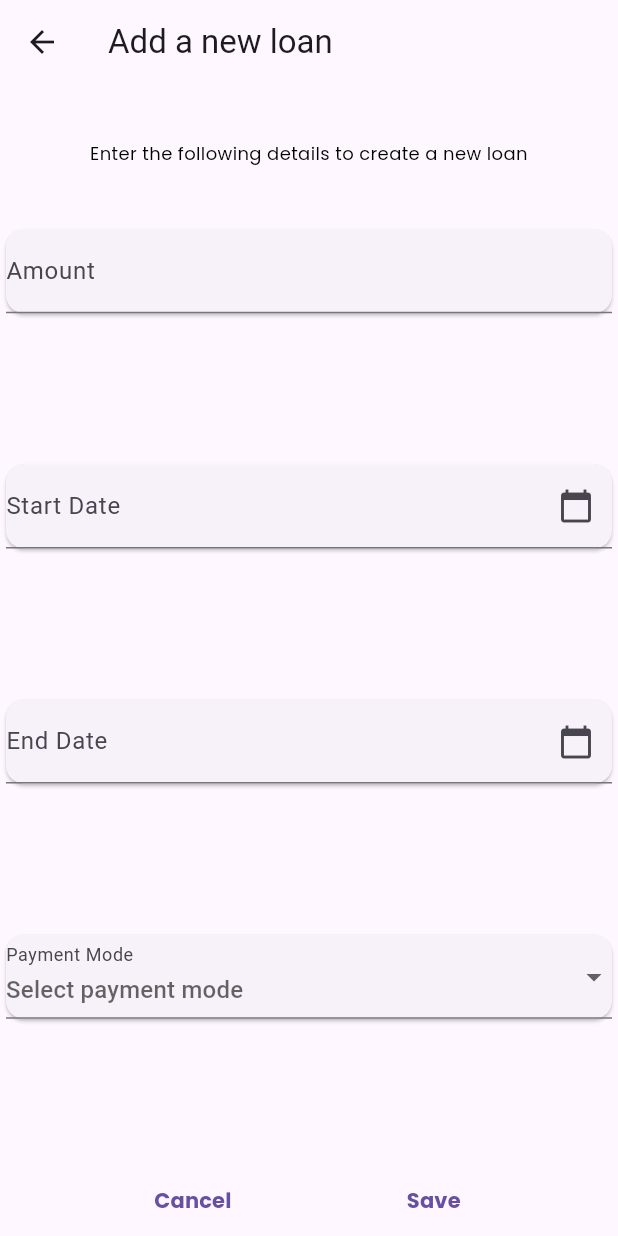
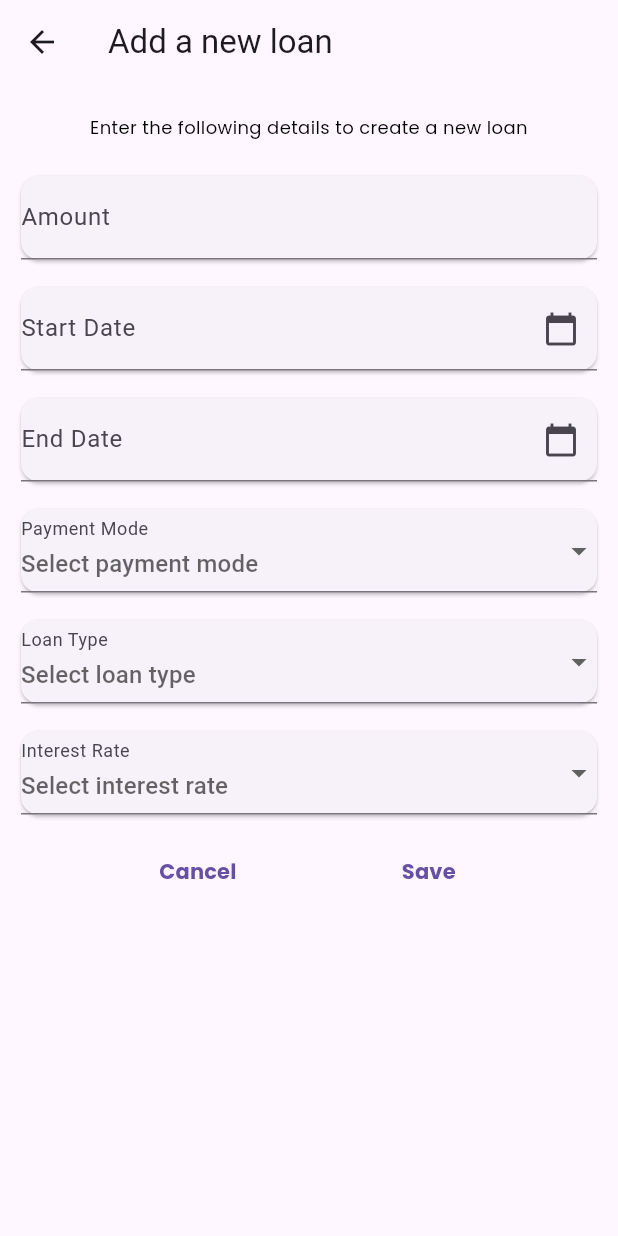
Before and after one commit to Santhosh1209/fintech, a Flutter app: the NewLoanPage screen opened directly, on a phone screen of 412 x 824 dp. Run offline on Flutter 3.47's test engine with Material 2 defaults, Android fonts, the phone set to English and light mode, and no system bars; our stand-ins replace fluttertoast, get_it, google_sign_in, logger, pin_code_fields, syncfusion_flutter_charts; missing offline and left inert: flutter_email_sender, razorpay_flutter.

Commit message:
editing bills + loan about page

```diff
--- a/lib/loan_fillup.dart
+++ b/lib/loan_fillup.dart
@@ -215,21 +215,26 @@ final TextEditingController _amountController = TextEditingController();
 final TextEditingController _startDateController = TextEditingController();
 final TextEditingController _endDateController = TextEditingController();
 String? _selectedPaymentMode;
+String? _selectedLoanType;
+String? _selectedInterestRate; // Added variable for selected interest rate
 String accessToken =
     'eyJhbGciOiJIUzI1NiIsInR5cCI6IkpXVCJ9.eyJpZCI6IjY1NjMwNDBiY2RkZjQ4NWRiYzlhNDNjYSIsImlhdCI6MTcwMDk4NzkxNSwiZXhwIjoxNzAxMjQ3MTE1fQ.PltdbntLDLvI4ItZsuW9NmcITaO3qUl8cC9YuZkkL3Q';
 
 class _NewLoanPageState extends State<NewLoanPage> {
+  List<String> _loanTypes = ['Home Loan', 'Business Loan', 'Education Loan', 'Property Loan', 'Gold Loan'];
+  List<String> _interestRates = ['5%', '8%', '10%', '12%', '15%'];
+
   @override
   Widget build(BuildContext context) {
     return Scaffold(
       appBar: AppBar(
         title: Text('Add a new loan'),
       ),
-      body: Column(
+      body: ListView(
+        padding: const EdgeInsets.all(10.0),
         children: [
-          Expanded(
-            child: Padding(
-              padding: EdgeInsets.all(10.0),
+          Padding(
+            padding: const EdgeInsets.all(10.0),
             child: Center(
               child: Text(
                 'Enter the following details to create a new loan',
@@ -243,7 +248,7 @@ class _NewLoanPageState extends State<NewLoanPage> {
               ),
             ),
           ),
-          ),
+          SizedBox(height: 10.0),
           Card(
             child: TextFormField(
               decoration: InputDecoration(
@@ -261,7 +266,7 @@ class _NewLoanPageState extends State<NewLoanPage> {
               },
             ),
           ),
-          Spacer(),
+          SizedBox(height: 10.0),
           Card(
             child: TextFormField(
               decoration: InputDecoration(
@@ -280,7 +285,7 @@ class _NewLoanPageState extends State<NewLoanPage> {
               },
             ),
           ),
-          Spacer(),
+          SizedBox(height: 10.0),
           Card(
             child: TextFormField(
               decoration: InputDecoration(
@@ -299,7 +304,7 @@ class _NewLoanPageState extends State<NewLoanPage> {
               },
             ),
           ),
-          Spacer(),
+          SizedBox(height: 10.0),
           Card(
             child: DropdownButtonFormField<String>(
               value: _selectedPaymentMode,
@@ -327,7 +332,63 @@ class _NewLoanPageState extends State<NewLoanPage> {
               }).toList(),
             ),
           ),
-          Spacer(),
+          SizedBox(height: 10.0),
+          Card(
+            child: DropdownButtonFormField<String>(
+              value: _selectedLoanType,
+              onChanged: (value) {
+                setState(() {
+                  _selectedLoanType = value;
+                });
+              },
+              decoration: InputDecoration(
+                labelText: 'Loan Type',
+                hintText: 'Select loan type',
+              ),
+              validator: (value) {
+                if (_selectedLoanType == null) {
+                  return 'Please select loan type';
+                }
+                return null;
+              },
+              items: _loanTypes
+                  .map<DropdownMenuItem<String>>((String value) {
+                return DropdownMenuItem<String>(
+                  value: value,
+                  child: Text(value),
+                );
+              }).toList(),
+            ),
+          ),
+          SizedBox(height: 10.0),
+          Card(
+            child: DropdownButtonFormField<String>(
+              value: _selectedInterestRate,
+              onChanged: (value) {
+                setState(() {
+                  _selectedInterestRate = value;
+                });
+              },
+              decoration: InputDecoration(
+                labelText: 'Interest Rate',
+                hintText: 'Select interest rate',
+              ),
+              validator: (value) {
+                if (_selectedInterestRate == null) {
+                  return 'Please select interest rate';
+                }
+                return null;
+              },
+              items: _interestRates
+                  .map<DropdownMenuItem<String>>((String value) {
+                return DropdownMenuItem<String>(
+                  value: value,
+                  child: Text(value),
+                );
+              }).toList(),
+            ),
+          ),
+          SizedBox(height: 10.0),
           Row(
             mainAxisAlignment: MainAxisAlignment.spaceEvenly,
             children: [
@@ -363,6 +424,7 @@ class _NewLoanPageState extends State<NewLoanPage> {
   }
 }
 
+// backend integration
 void postData_loan() async {
   print("Vanakam");
   var url = Uri.parse('https://fintech-rfnl.onrender.com/api/loan/');
--- a/lib/loan_intropage.dart
+++ b/lib/loan_intropage.dart
@@ -1,11 +1,26 @@
-import 'dart:core';
-
 import 'package:flutter/material.dart';
 import 'package:get_it/get_it.dart';
 import 'package:intl/intl.dart';
 import 'package:syncfusion_flutter_charts/charts.dart';
 import 'loan_fillup.dart';
 import 'model/loan_data.dart';
+import 'About_loan.dart';
+
+class LoanInfo {
+  final String name;
+  final String amount;
+  final String type;
+  final String rate;
+  final String duration;
+
+  LoanInfo({
+    required this.name,
+    required this.amount,
+    required this.type,
+    required this.rate,
+    required this.duration,
+  });
+}
 
 var myLoan = GetIt.I.get<LoanDetails>();
 
@@ -17,15 +32,14 @@ class LoanTrackingPage extends StatefulWidget {
 }
 
 class _LoanTrackingPageState extends State<LoanTrackingPage> {
-  // Add your state variables here
   bool _isEditing = false;
-  List<String> _loanNames = [
-    "Business Loan",
-    "Education Loan",
-    "Property Loan",
+
+  List<LoanInfo> _loanInfoList = [
+    LoanInfo(name: "Business Loan", amount: '500000', type: 'Business Loan', rate: '5%', duration: '3 years'),
+    LoanInfo(name: "Education Loan", amount: '80000', type: 'Education Loan', rate: '8%', duration: '2 years'),
+    LoanInfo(name: "Property Loan", amount: '175000', type: 'Property Loan', rate: '10%', duration: '5 years'),
+    // Add more loans as needed
   ];
-  List<String> _amount = ['500000', '80000', '175000'];
-  //List<String> _percentage = ['60%','75%','85%'];
 
   @override
   Widget build(BuildContext context) {
@@ -44,19 +58,20 @@ class _LoanTrackingPageState extends State<LoanTrackingPage> {
         ],
       ),
       body: ListView.builder(
-        itemCount: _loanNames.length,
+        itemCount: _loanInfoList.length,
         itemBuilder: (BuildContext context, int index) {
+          var loan = _loanInfoList[index];
           return Card(
             child: Column(
               children: [
                 ListTile(
-                  title: Text(_loanNames[index]),
+                  title: Text(loan.name),
                   trailing: _isEditing
                       ? IconButton(
                     icon: Icon(Icons.delete),
                     onPressed: () {
                       setState(() {
-                              _loanNames.removeAt(index);
+                        _loanInfoList.removeAt(index);
                       });
                     },
                   )
@@ -66,9 +81,12 @@ class _LoanTrackingPageState extends State<LoanTrackingPage> {
                       Navigator.push(
                         context,
                         MaterialPageRoute(
-                                builder: (context) => LoanDetailsPage(
-                                  loanName: _loanNames[index],
-                                  loanAmount: _amount[index],
+                          builder: (context) => AboutLoanPage(
+                            loanName: loan.name,
+                            loanAmount: loan.amount,
+                            loanType: loan.type,
+                            interestRate: loan.rate,
+                            duration: loan.duration,
                           ),
                         ),
                       );
@@ -79,10 +97,10 @@ class _LoanTrackingPageState extends State<LoanTrackingPage> {
                   child: Row(
                     children: [
                       Text('Total Amount : '),
-                    Text(_amount[index]),
-                    //Text(_percentage[index])
+                      Text(loan.amount),
                     ],
-                )),
+                  ),
+                ),
                 _buildDefaultAreaChart(),
               ],
             ),
@@ -97,34 +115,6 @@ class _LoanTrackingPageState extends State<LoanTrackingPage> {
         },
       ),
     );
-  }
-}
-
-class LoanDetailsPage extends StatelessWidget {
-  final String loanName;
-  final String loanAmount;
-
-  const LoanDetailsPage(
-      {Key? key, required this.loanName, required this.loanAmount})
-      : super(key: key);
-
-  @override
-  Widget build(BuildContext context) {
-    return Scaffold(
-      appBar: AppBar(
-        title: Text(loanName),
-      ),
-      body: Center(
-        child: Column(
-          children: [
-            Text("Loan details for $loanName"),
-            SizedBox(height: 16),
-            Text("Loan amount: $loanAmount"),
-          ],
-        ),
-      ),
-    );
-  }
   }
 
   List<AreaSeries<LoanData, DateTime>> _getDefaultAreaSeries() {
@@ -166,3 +156,4 @@ SfCartesianChart _buildDefaultAreaChart() {
       tooltipBehavior: TooltipBehavior(enable: true),
     );
   }
+}
```
Also changed, not shown: lib/About_loan.dart (added, +45 -0 lines), lib/lists.dart (+15 -7 lines), lib/model/person_data.dart (+108 -16 lines), lib/network/adding_bill_item.dart (+18 -0 lines), lib/network/help_and_support.dart (+28 -12 lines). Lines whose indentation alone changed are shown as unchanged.
